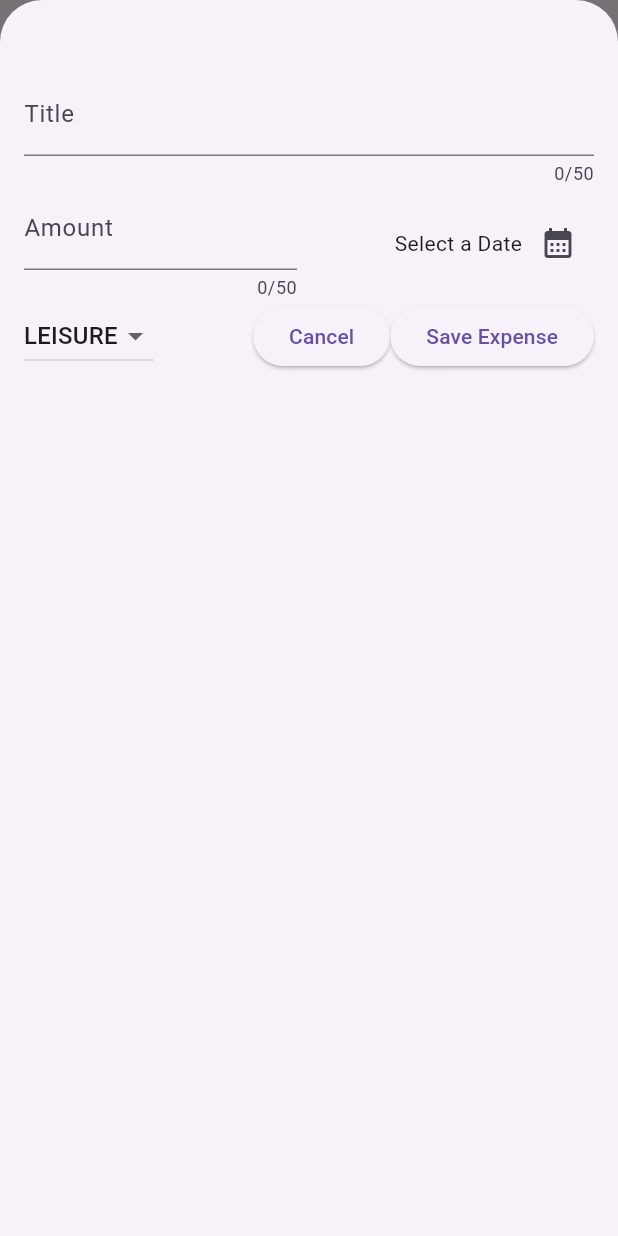
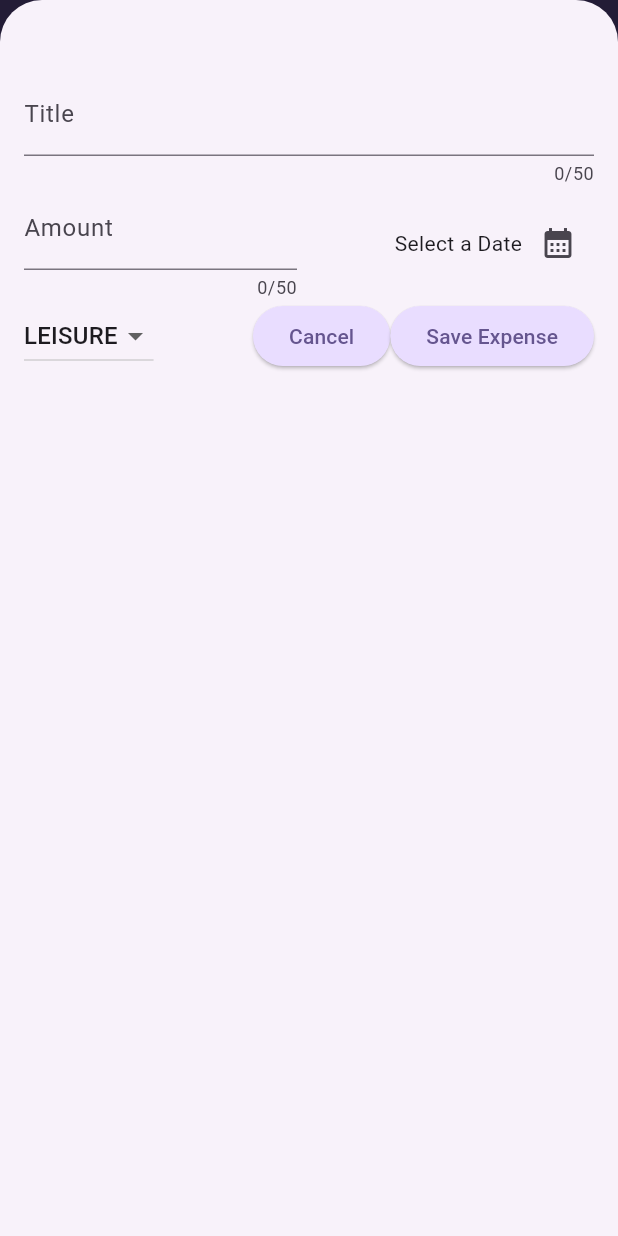
Before and after one commit to Squubis/expense_tracker, a Flutter app: the screen it shows after launch, after a tap on the "add" icon, on a phone screen of 412 x 824 dp. Run offline on Flutter 3.47's test engine with Material 3 defaults, Android fonts, the phone set to English and light mode, and no system bars.

Commit message:
added theming to the app and a dark theme so you dont get flashbanged.

```diff
--- a/lib/main.dart
+++ b/lib/main.dart
@@ -1,6 +1,54 @@
 import 'package:expense_tracker/widgets/expenses.dart';
 import 'package:flutter/material.dart';
 
+var kColorScheme = ColorScheme.fromSeed(seedColor:
+const Color.fromARGB(255, 96, 59, 181),
+);
+var kDarkColorScheme = ColorScheme.fromSeed(
+  brightness: Brightness.dark,
+  seedColor: Color.fromARGB(255,5,99,125));
+
 void main(){
-  runApp (const MaterialApp(home: Expenses()));
+  runApp ( MaterialApp(
+    themeMode: ThemeMode.system,
+    darkTheme: ThemeData.dark().copyWith(
+      colorScheme: kDarkColorScheme,
+      cardTheme:CardThemeData().copyWith(
+        color: kDarkColorScheme.secondaryContainer,
+        margin: const EdgeInsets.symmetric(horizontal: 16,vertical: 8)),
+      elevatedButtonTheme: ElevatedButtonThemeData(
+        style: ElevatedButton.styleFrom(
+          backgroundColor: kDarkColorScheme.primaryContainer,
+          foregroundColor: kDarkColorScheme.onPrimaryContainer,
+        ),
+      ),
+    ),
+    theme: ThemeData().copyWith(
+      colorScheme: kColorScheme,
+      appBarTheme:  const AppBarTheme().copyWith(
+        backgroundColor: kColorScheme.onPrimaryContainer,
+        foregroundColor: kColorScheme.primaryContainer,
+
+      ),
+      cardTheme: CardThemeData().copyWith(
+        color: kColorScheme.secondaryContainer,
+        margin: const EdgeInsets.symmetric(
+          horizontal: 16,
+          vertical: 8,
+        ),
+      ),
+      elevatedButtonTheme: ElevatedButtonThemeData(
+        style: ElevatedButton.styleFrom(
+          backgroundColor: kColorScheme.primaryContainer,
+        ),
+      ),
+      textTheme: ThemeData().textTheme.copyWith(
+        titleLarge: TextStyle(
+          fontWeight: FontWeight.normal,
+          color: kColorScheme.onSecondaryContainer,
+          fontSize: 14,
+        ),
+      )
+    ),
+    home: Expenses()));
 }
--- a/lib/widgets/chart/chart.dart
+++ b/lib/widgets/chart/chart.dart
@@ -36,7 +36,7 @@ Widget build(BuildContext context){
     horizontal: 8,
   ),
   width: double.infinity,
-  height: 100,
+  height: 200,
   decoration: BoxDecoration(
     borderRadius: BorderRadius.circular(8),
     gradient: LinearGradient(colors: [
@@ -74,7 +74,6 @@ Widget build(BuildContext context){
       ),
       )
       .toList(),),
-
     ],
    ),
   );
--- a/lib/widgets/expenses.dart
+++ b/lib/widgets/expenses.dart
@@ -1,3 +1,4 @@
+import 'package:expense_tracker/widgets/chart/chart.dart';
 import 'package:expense_tracker/widgets/expenses_list/expenses_list.dart';
 import 'package:expense_tracker/material/expense.dart';
 import 'package:expense_tracker/widgets/new_expense.dart';
@@ -70,7 +71,7 @@ class _ExpensesState extends State<Expenses>{
         ),
         body: Column(
           children: [
-            Text("Chart"),
+            Chart(expenses:_registereExpenses),
             Expanded(child: mainContent,),
           ],
         )
--- a/lib/widgets/expenses_list/expense_item.dart
+++ b/lib/widgets/expenses_list/expense_item.dart
@@ -1,3 +1,4 @@
+import 'package:expense_tracker/main.dart';
 import 'package:expense_tracker/material/expense.dart';
 import 'package:flutter/material.dart';
 
@@ -15,7 +16,7 @@ class ExpenseItem extends StatelessWidget{
         ),
         child: Column(
           children: [
-            Text(expense.title),
+            Text(expense.title, style: ThemeData.from(colorScheme: kColorScheme).textTheme.titleLarge,),
             const SizedBox(height:4),
             Row(children: [
               Text('\$${expense.amount.toStringAsFixed(2)}'),
--- a/lib/widgets/expenses_list/expenses_list.dart
+++ b/lib/widgets/expenses_list/expenses_list.dart
@@ -15,10 +15,10 @@ class ExpensesList extends StatelessWidget{
       itemBuilder: (ctx, index) => Dismissible(
         key: ValueKey(expenses[index]),
         background: Container(
-          //margin: EdgeInsets.symmetric(
-           // horizontal: Theme.of(context).cardTheme.margin!.horizontal
-         // ),
-          color: Theme.of(context).colorScheme.error,
+          margin: EdgeInsets.symmetric(
+            horizontal: Theme.of(context).cardTheme.margin!.horizontal
+          ),
+          color: Theme.of(context).colorScheme.error.withValues(alpha: .75),
         ),
         onDismissed: (direction){onRemoveExpense(expenses[index]);},
         child: ExpenseItem(expense: expenses[index]),
```
